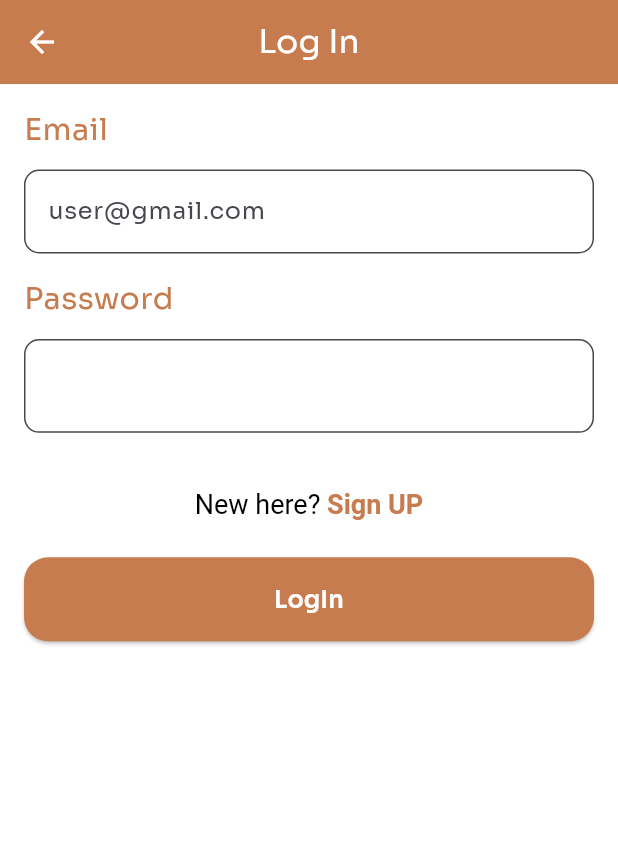
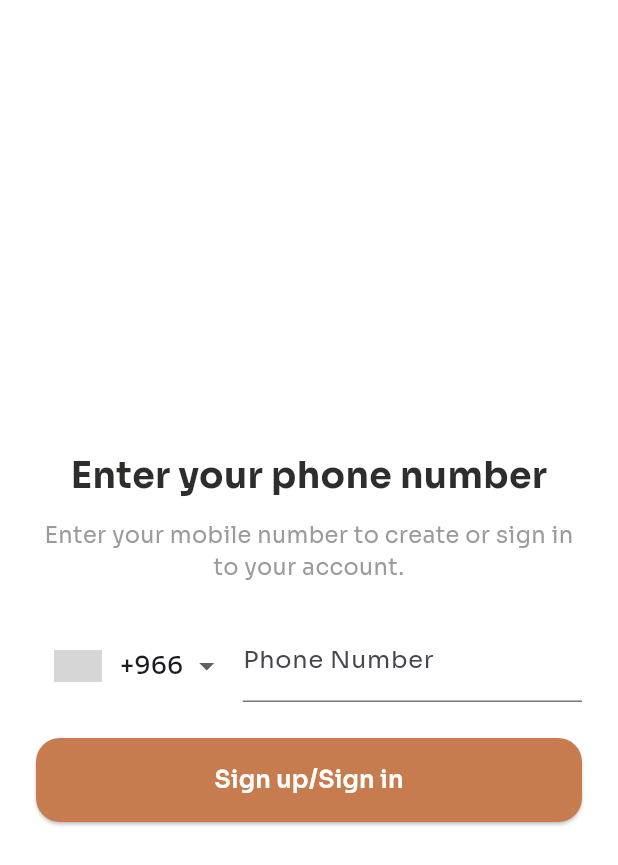
Before and after one commit to ftoome545/coffee_time_app, a Flutter app: the screen it shows after launch, after a tap on "Get Started", on a phone screen of 412 x 824 dp. Shown: the top 865 px of the screen. Run offline on Flutter 3.47's test engine with Material 3 defaults, Android fonts, the phone set to English and light mode, and no system bars; drawn by our look-alikes of intl_phone_number_input; our stand-ins replace firebase_auth, firebase_core, flutter_map, flutter_svg, latlong2, pinput; accounts and stored records are empty; project files that could hold a hidden picture were left out; grey boxes are pictures that could not be loaded.

Commit message:
Add Firebase, create new screens for phone sign in/up

```diff
--- /dev/null
+++ b/lib/features/auth/presentation/view/phone_sign_up_page.dart
@@ -0,0 +1,85 @@
+import 'dart:developer';
+import 'package:flutter/material.dart';
+import 'package:coffee_time/shared/custom_button.dart';
+import 'package:intl_phone_number_input/intl_phone_number_input.dart';
+
+import '../widgets/verification_code.dart';
+
+class PhoneSignUpPage extends StatefulWidget {
+  const PhoneSignUpPage({super.key});
+
+  @override
+  State<PhoneSignUpPage> createState() => _PhoneSignUpPageState();
+}
+
+class _PhoneSignUpPageState extends State<PhoneSignUpPage> {
+  final TextEditingController controller = TextEditingController();
+  PhoneNumber number = PhoneNumber(isoCode: 'SA', dialCode: '+966');
+  @override
+  Widget build(BuildContext context) {
+    return Scaffold(
+      backgroundColor: Colors.white,
+      // appBar: AppBar(
+      //   backgroundColor: const Color(0xffC67C4E),
+      //   title: const Text(
+      //     'Sign Up/In with Phone',
+      //     style: TextStyle(color: Colors.white),
+      //   ),
+      //   iconTheme: const IconThemeData(color: Colors.white),
+      //   centerTitle: true,
+      // ),
+      body: SafeArea(
+        child: Padding(
+          padding: const EdgeInsets.symmetric(horizontal: 24),
+          child: Center(
+            child: SingleChildScrollView(
+              child: Column(
+                crossAxisAlignment: CrossAxisAlignment.center,
+                children: [
+                  const SizedBox(height: 24),
+                  const Text(
+                    textAlign: TextAlign.center,
+                    'Enter your phone number',
+                    style: TextStyle(
+                      fontSize: 24,
+                      fontWeight: FontWeight.bold,
+                      color: Color(0xff2F2D2C),
+                    ),
+                  ),
+                  const SizedBox(height: 12),
+                  const Text(
+                    textAlign: TextAlign.center,
+                    'Enter your mobile number to create or sign in to your account.',
+                    style: TextStyle(
+                      fontSize: 15,
+                      color: Color(0xff9B9B9B),
+                    ),
+                  ),
+                  const SizedBox(height: 24),
+                  InternationalPhoneNumberInput(
+                    onInputChanged: (PhoneNumber value) {
+                      log(value.phoneNumber.toString()); // Handle number change
+                    },
+                    initialValue: number,
+                    textFieldController: controller,
+                    inputDecoration: InputDecoration(labelText: 'Phone Number'),
+                  ),
+                  const SizedBox(height: 24),
+                  CustomButton(
+                    text: 'Sign up/Sign in',
+                    onPressed: () {
+                      Navigator.of(context).push(
+                        MaterialPageRoute(
+                            builder: (context) => const VerificationCode()),
+                      );
+                    },
+                  ),
+                ],
+              ),
+            ),
+          ),
+        ),
+      ),
+    );
+  }
+}
--- a/lib/main.dart
+++ b/lib/main.dart
@@ -1,7 +1,10 @@
 import 'package:coffee_time/onboarding_view.dart';
+import 'package:firebase_core/firebase_core.dart';
 import 'package:flutter/material.dart';
 
-void main() {
+void main() async {
+  WidgetsFlutterBinding.ensureInitialized();
+  await Firebase.initializeApp();
   runApp(const MyApp());
 }
 
@@ -11,8 +14,20 @@ class MyApp extends StatelessWidget {
   @override
   Widget build(BuildContext context) {
     return MaterialApp(
+      theme: ThemeData(
+        fontFamily: 'Sora',
+        primaryColor: const Color(0xffC67C4E),
+        appBarTheme: const AppBarTheme(
+          backgroundColor: Color(0xffC67C4E),
+          iconTheme: IconThemeData(color: Colors.white),
+          titleTextStyle: TextStyle(
+            color: Colors.white,
+            fontSize: 20,
+            fontWeight: FontWeight.bold,
+          ),
+        ),
+      ),
       debugShowCheckedModeBanner: false,
-      theme: ThemeData(fontFamily: 'Sora'),
       home: OnboardingView(),
     );
   }
--- a/lib/onboarding_view.dart
+++ b/lib/onboarding_view.dart
@@ -2,6 +2,7 @@ import 'package:coffee_time/features/auth/presentation/view/login_page.dart';
 import 'package:coffee_time/navigator_screen.dart';
 import 'package:flutter/material.dart';
 
+import 'features/auth/presentation/view/phone_sign_up_page.dart';
 import 'shared/custom_button.dart';
 
 class OnboardingView extends StatelessWidget {
@@ -75,7 +76,7 @@ class OnboardingView extends StatelessWidget {
                     onPressed: () {
                       Navigator.of(context).push(
                         MaterialPageRoute(
-                            builder: (context) => const LogInPage()),
+                            builder: (context) => const PhoneSignUpPage()),
                       );
                     },
                   ),
--- a/pubspec.yaml
+++ b/pubspec.yaml
@@ -15,6 +15,10 @@ dependencies:
   flutter_map: ^8.3.0
   flutter_svg: ^2.2.0
   latlong2: ^0.9.1
+  firebase_core: ^4.12.1
+  firebase_auth: ^6.5.6
+  intl_phone_number_input: ^0.7.5
+  pinput: ^5.0.2
 
 dev_dependencies:
   flutter_lints: ^5.0.0
```
Also changed, not shown: lib/core/errors/custom_exception.dart (added, +10 -0 lines), lib/core/services/auth_firebase_service.dart (added, +47 -0 lines), lib/features/auth/presentation/view/login_page.dart (+19 -0 lines), lib/features/auth/presentation/view/sign_up_page.dart (+14 -0 lines), lib/features/auth/presentation/widgets/verification_code.dart (added, +110 -0 lines), firebase.json (added), lib/firebase_options.dart (added), pubspec.lock, 6 other files.
